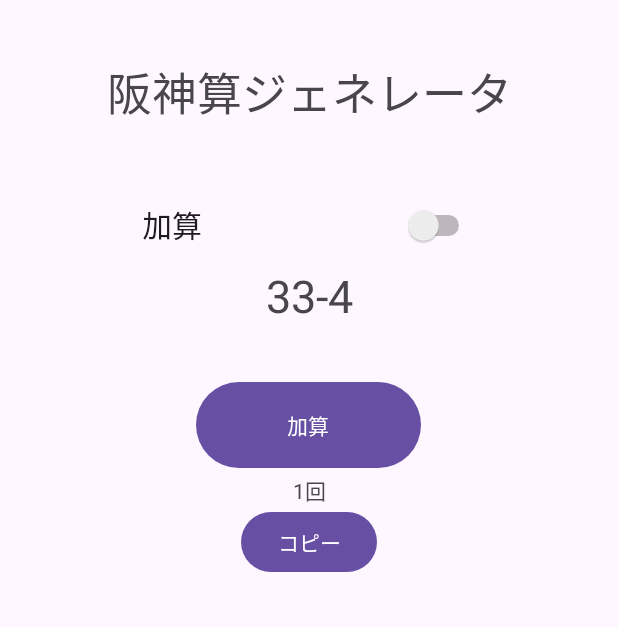
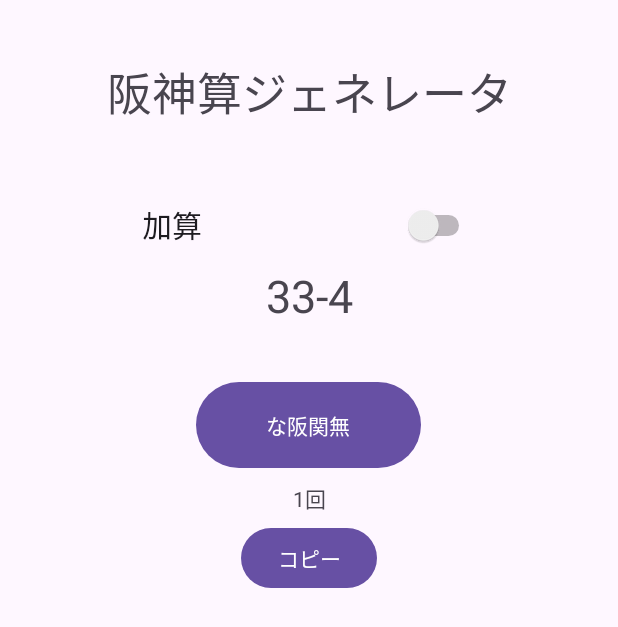
Before and after one commit to Nekkarhoshiyomi/Nahankanmu_app, an Android app: the screen it shows after launch (MainActivity), after a tap on "コピー", on a phone screen of 412 x 824 dp. Shown: the top 627 px of the screen. Run offline under Robolectric (Android 15) with nearby library versions, the phone set to English and light mode, and no system bars; 1 other tap on this screen came first.

Commit message:
code adjustment

```diff
--- a/app/src/main/res/layout/activity_main.xml
+++ b/app/src/main/res/layout/activity_main.xml
@@ -47,12 +47,20 @@
             android:gravity="center"
             android:text="@string/btn" />
 
+        <Space
+            android:layout_width="match_parent"
+            android:layout_height="5dip" />
+
         <TextView
             android:id="@+id/count"
             android:layout_width="match_parent"
             android:layout_height="wrap_content"
             android:gravity="center"
             android:text="@string/count" />
+
+        <Space
+            android:layout_width="match_parent"
+            android:layout_height="5dip" />
 
         <Button
             android:id="@+id/coppy"
--- a/app/src/main/res/values/strings.xml
+++ b/app/src/main/res/values/strings.xml
@@ -2,8 +2,8 @@
     <string name="app_name">Nahankamu app</string>
     <string name="title"><font size="30">阪神算ジェネレータ</font></string>
     <string name="swichan"><font size="20">加算</font></string>
-    <string name="btn">加算</string>
-    <string name="answer"><font size="31">Empty</font></string>
-    <string name="count"><font size="15">Empty</font></string>
+    <string name="btn">な阪関無</string>
+    <string name="answer"><font size="31">null</font></string>
+    <string name="count"><font size="15">null</font></string>
     <string name="coppy">コピー</string>
 </resources>
```
Also changed, not shown: app/src/main/java/com/example/nahankamuapp/MainActivity.java (+15 -21 lines).
